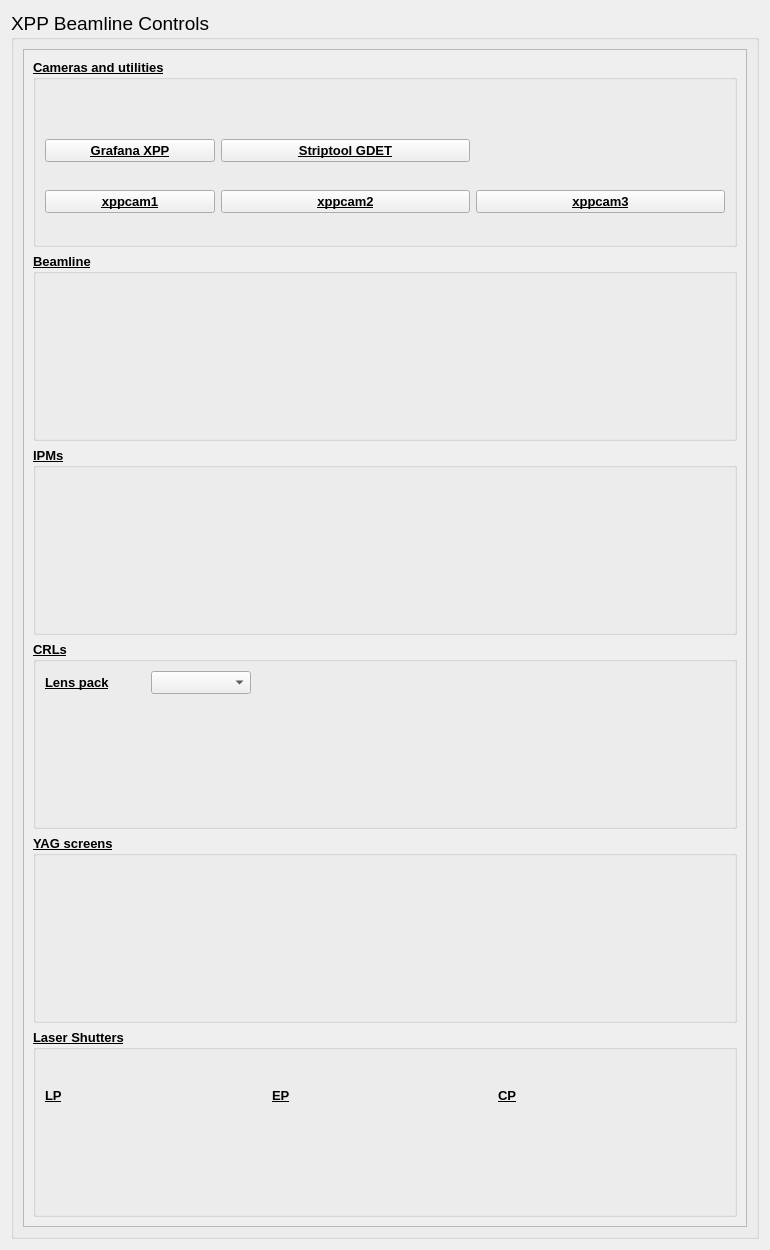
The window that xpp_screens/bl_controls.ui (pcdshub/ecs-pydm-ui) describes before a commit, drawn with Qt 5.
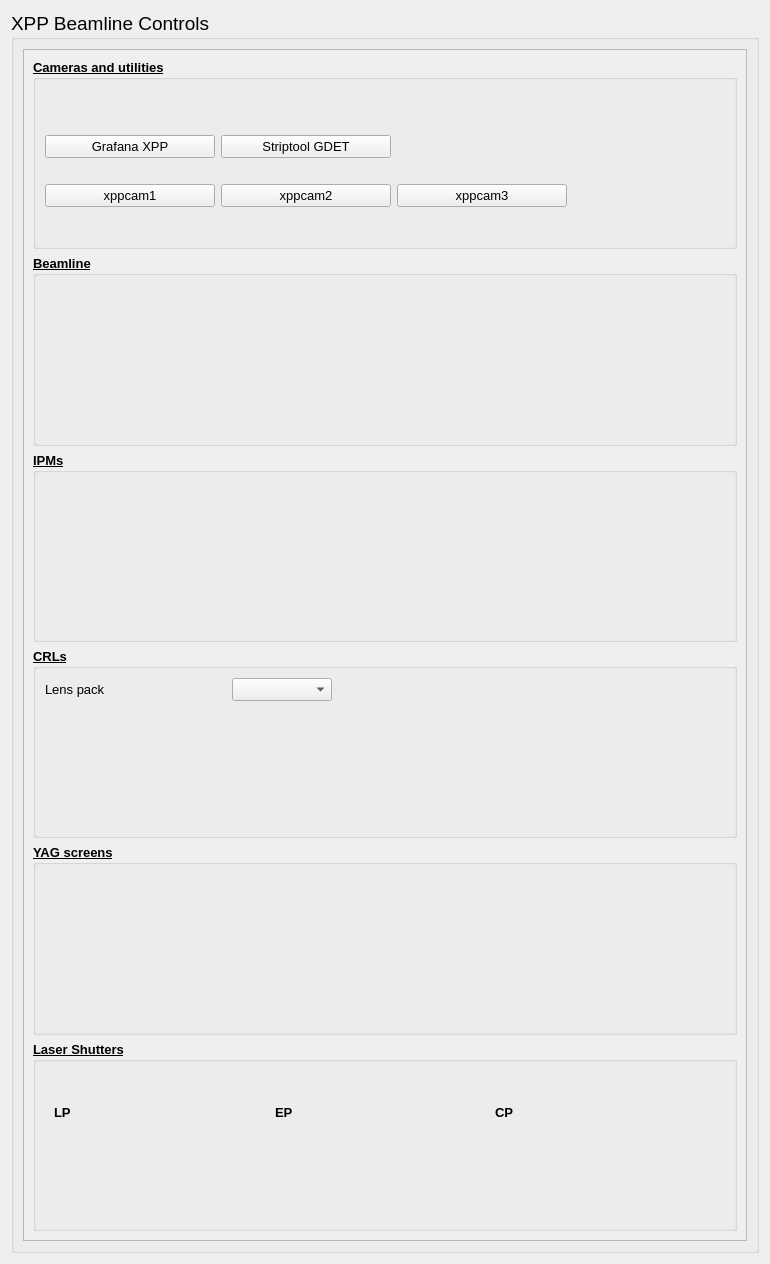
The same window after the commit. Custom widgets are drawn as their Qt base class.

Commit message: update xpp bl controls

Patch:
```diff
--- a/xpp_screens/bl_controls.ui
+++ b/xpp_screens/bl_controls.ui
@@ -7,7 +7,7 @@
     <x>0</x>
     <y>0</y>
     <width>770</width>
-    <height>1250</height>
+    <height>1264</height>
    </rect>
   </property>
   <property name="sizePolicy">
@@ -54,7 +54,7 @@
            <x>0</x>
            <y>0</y>
            <width>726</width>
-           <height>1180</height>
+           <height>1194</height>
           </rect>
          </property>
          <property name="minimumSize">
@@ -70,7 +70,6 @@
              <font>
               <pointsize>10</pointsize>
               <weight>75</weight>
-              <italic>false</italic>
               <bold>true</bold>
               <underline>true</underline>
              </font>
@@ -79,24 +78,46 @@
              <string>Cameras and utilities</string>
             </property>
             <layout class="QGridLayout" name="gridLayout">
-             <item row="1" column="1">
-              <widget class="PyDMShellCommand" name="PyDMShellCommand_2">
-               <property name="minimumSize">
-                <size>
-                 <width>170</width>
-                 <height>0</height>
-                </size>
+             <item row="0" column="0">
+              <widget class="QWidget" name="gridWidget" native="true">
+               <property name="font">
+                <font>
+                 <weight>50</weight>
+                 <bold>false</bold>
+                 <underline>false</underline>
+                </font>
+               </property>
+               <layout class="QGridLayout" name="gridLayout_2">
+                <property name="leftMargin">
+                 <number>0</number>
+                </property>
+                <property name="topMargin">
+                 <number>0</number>
+                </property>
+                <property name="rightMargin">
+                 <number>0</number>
+                </property>
+                <property name="horizontalSpacing">
+                 <number>6</number>
+                </property>
+                <item row="0" column="0">
+                 <widget class="PyDMEmbeddedDisplay" name="PyDMEmbeddedDisplay_12">
+                  <property name="sizePolicy">
+                   <sizepolicy hsizetype="Fixed" vsizetype="Fixed">
+                    <horstretch>0</horstretch>
+                    <verstretch>0</verstretch>
+                   </sizepolicy>
                </property>
                <property name="toolTip">
                 <string/>
                </property>
-               <property name="text">
-                <string>Striptool GDET</string>
-               </property>
-               <property name="alarmSensitiveContent" stdset="0">
-                <bool>false</bool>
-               </property>
-               <property name="alarmSensitiveBorder" stdset="0">
+                  <property name="macros" stdset="0">
+                   <string>{&quot;HUTCH&quot;: &quot;xpp&quot;}</string>
+                  </property>
+                  <property name="filename" stdset="0">
+                   <string>../widgets/gige_menu.py</string>
+                  </property>
+                  <property name="loadWhenShown" stdset="0">
                 <bool>true</bool>
                </property>
                <property name="PyDMToolTip" stdset="0">
@@ -213,6 +234,12 @@
              </item>
              <item row="2" column="2">
               <widget class="PyDMShellCommand" name="PyDMShellCommand_5">
+                  <property name="sizePolicy">
+                   <sizepolicy hsizetype="Fixed" vsizetype="Fixed">
+                    <horstretch>0</horstretch>
+                    <verstretch>0</verstretch>
+                   </sizepolicy>
+                  </property>
                <property name="minimumSize">
                 <size>
                  <width>170</width>
@@ -274,6 +301,75 @@
                </property>
               </widget>
              </item>
+                <item row="1" column="1">
+                 <widget class="PyDMShellCommand" name="PyDMShellCommand_2">
+                  <property name="sizePolicy">
+                   <sizepolicy hsizetype="Fixed" vsizetype="Fixed">
+                    <horstretch>0</horstretch>
+                    <verstretch>0</verstretch>
+                   </sizepolicy>
+                  </property>
+                  <property name="minimumSize">
+                   <size>
+                    <width>170</width>
+                    <height>0</height>
+                   </size>
+                  </property>
+                  <property name="toolTip">
+                   <string/>
+                  </property>
+                  <property name="text">
+                   <string>Striptool GDET</string>
+                  </property>
+                  <property name="alarmSensitiveContent" stdset="0">
+                   <bool>false</bool>
+                  </property>
+                  <property name="alarmSensitiveBorder" stdset="0">
+                   <bool>true</bool>
+                  </property>
+                  <property name="PyDMToolTip" stdset="0">
+                   <string/>
+                  </property>
+                  <property name="channel" stdset="0">
+                   <string/>
+                  </property>
+                  <property name="showConfirmDialog" stdset="0">
+                   <bool>false</bool>
+                  </property>
+                  <property name="confirmMessage" stdset="0">
+                   <string>Are you sure you want to proceed?</string>
+                  </property>
+                  <property name="environmentVariables" stdset="0">
+                   <string/>
+                  </property>
+                  <property name="showIcon" stdset="0">
+                   <bool>false</bool>
+                  </property>
+                  <property name="redirectCommandOutput" stdset="0">
+                   <bool>false</bool>
+                  </property>
+                  <property name="allowMultipleExecutions" stdset="0">
+                   <bool>false</bool>
+                  </property>
+                  <property name="titles" stdset="0">
+                   <stringlist/>
+                  </property>
+                  <property name="commands" stdset="0">
+                   <stringlist>
+                    <string>striptool_gas</string>
+                   </stringlist>
+                  </property>
+                  <property name="passwordProtected" stdset="0">
+                   <bool>false</bool>
+                  </property>
+                  <property name="password" stdset="0">
+                   <string/>
+                  </property>
+                  <property name="protectedPassword" stdset="0">
+                   <string/>
+                  </property>
+                 </widget>
+                </item>
              <item row="2" column="1">
               <widget class="PyDMShellCommand" name="PyDMShellCommand_4">
                <property name="minimumSize">
@@ -428,6 +524,22 @@
             </layout>
            </widget>
           </item>
+             <item row="0" column="1">
+              <spacer name="horizontalSpacer_2">
+               <property name="orientation">
+                <enum>Qt::Horizontal</enum>
+               </property>
+               <property name="sizeHint" stdset="0">
+                <size>
+                 <width>40</width>
+                 <height>20</height>
+                </size>
+               </property>
+              </spacer>
+             </item>
+            </layout>
+           </widget>
+          </item>
           <item>
            <widget class="QGroupBox" name="beamline">
             <property name="font">
@@ -445,10 +557,10 @@
              <item>
               <layout class="QHBoxLayout" name="horizontalLayout_12">
                <property name="leftMargin">
-                <number>0</number>
+                 <number>1</number>
                </property>
                <property name="topMargin">
-                <number>0</number>
+                 <number>1</number>
                </property>
                <item>
                 <layout class="QVBoxLayout" name="verticalLayout_11">
@@ -593,11 +705,43 @@
              <string>IPMs</string>
             </property>
             <layout class="QHBoxLayout" name="horizontalLayout_2">
+             <property name="spacing">
+              <number>0</number>
+             </property>
+             <property name="leftMargin">
+              <number>0</number>
+             </property>
+             <property name="topMargin">
+              <number>0</number>
+             </property>
+             <property name="rightMargin">
+              <number>0</number>
+             </property>
+             <property name="bottomMargin">
+              <number>0</number>
+             </property>
              <item>
+              <widget class="QWidget" name="VWidget_2" native="true">
+               <property name="font">
+                <font>
+                 <weight>50</weight>
+                 <bold>false</bold>
+                 <underline>false</underline>
+                </font>
+               </property>
               <layout class="QVBoxLayout" name="verticalLayout_3">
                <property name="spacing">
                 <number>0</number>
                </property>
+                <property name="topMargin">
+                 <number>0</number>
+                </property>
+                <property name="rightMargin">
+                 <number>0</number>
+                </property>
+                <property name="bottomMargin">
+                 <number>0</number>
+                </property>
                <item>
                 <widget class="PyDMEmbeddedDisplay" name="PyDMEmbeddedDisplay">
                  <property name="toolTip">
@@ -644,6 +788,7 @@
                 </widget>
                </item>
               </layout>
+              </widget>
              </item>
              <item>
               <spacer name="horizontalSpacer_5">
@@ -682,7 +827,27 @@
             </property>
             <layout class="QVBoxLayout" name="verticalLayout_6">
              <item>
+              <widget class="QWidget" name="VWidget" native="true">
+               <property name="font">
+                <font>
+                 <weight>50</weight>
+                 <bold>false</bold>
+                 <underline>false</underline>
+                </font>
+               </property>
               <layout class="QVBoxLayout" name="verticalLayout_5">
+                <property name="leftMargin">
+                 <number>0</number>
+                </property>
+                <property name="topMargin">
+                 <number>0</number>
+                </property>
+                <property name="rightMargin">
+                 <number>0</number>
+                </property>
+                <property name="bottomMargin">
+                 <number>0</number>
+                </property>
                <item>
                 <layout class="QHBoxLayout" name="horizontalLayout_5">
                  <item>
@@ -698,6 +863,40 @@
                    </property>
                   </widget>
                  </item>
+                  <item>
+                   <widget class="PyDMLabel" name="PyDMLabel">
+                    <property name="minimumSize">
+                     <size>
+                      <width>75</width>
+                      <height>0</height>
+                     </size>
+                    </property>
+                    <property name="toolTip">
+                     <string/>
+                    </property>
+                    <property name="precision" stdset="0">
+                     <number>0</number>
+                    </property>
+                    <property name="showUnits" stdset="0">
+                     <bool>false</bool>
+                    </property>
+                    <property name="precisionFromPV" stdset="0">
+                     <bool>true</bool>
+                    </property>
+                    <property name="alarmSensitiveContent" stdset="0">
+                     <bool>false</bool>
+                    </property>
+                    <property name="alarmSensitiveBorder" stdset="0">
+                     <bool>true</bool>
+                    </property>
+                    <property name="PyDMToolTip" stdset="0">
+                     <string/>
+                    </property>
+                    <property name="channel" stdset="0">
+                     <string>ca://XPP:SB2:XFLS.VAL</string>
+                    </property>
+                   </widget>
+                  </item>
                  <item>
                   <widget class="PyDMEnumComboBox" name="PyDMEnumComboBox">
                    <property name="minimumSize">
@@ -769,6 +968,7 @@
                 </widget>
                </item>
               </layout>
+              </widget>
              </item>
             </layout>
            </widget>
@@ -788,6 +988,14 @@
             </property>
             <layout class="QHBoxLayout" name="horizontalLayout_7">
              <item>
+              <widget class="QWidget" name="HWidget" native="true">
+               <property name="font">
+                <font>
+                 <weight>50</weight>
+                 <bold>false</bold>
+                 <underline>false</underline>
+                </font>
+               </property>
               <layout class="QHBoxLayout" name="horizontalLayout_6">
                <item>
                 <widget class="PyDMEmbeddedDisplay" name="PyDMEmbeddedDisplay_7">
@@ -840,6 +1048,7 @@
                 </widget>
                </item>
               </layout>
+              </widget>
              </item>
             </layout>
            </widget>
@@ -859,6 +1068,14 @@
             </property>
             <layout class="QHBoxLayout" name="horizontalLayout_9">
              <item>
+              <widget class="QWidget" name="HWidget_2" native="true">
+               <property name="font">
+                <font>
+                 <weight>50</weight>
+                 <bold>false</bold>
+                 <underline>false</underline>
+                </font>
+               </property>
               <layout class="QHBoxLayout" name="horizontalLayout_8">
                <property name="spacing">
                 <number>0</number>
@@ -963,6 +1180,7 @@
                 </layout>
                </item>
               </layout>
+              </widget>
              </item>
             </layout>
            </widget>
@@ -977,6 +1195,11 @@
   </layout>
  </widget>
  <customwidgets>
+  <customwidget>
+   <class>PyDMLabel</class>
+   <extends>QLabel</extends>
+   <header>pydm.widgets.label</header>
+  </customwidget>
   <customwidget>
    <class>PyDMEmbeddedDisplay</class>
    <extends>QFrame</extends>
```
Left out of the diff: 82 changed lines with no effect on the pictures. Lines whose indentation alone changed are shown as unchanged. The commit also changes 2 other files.
